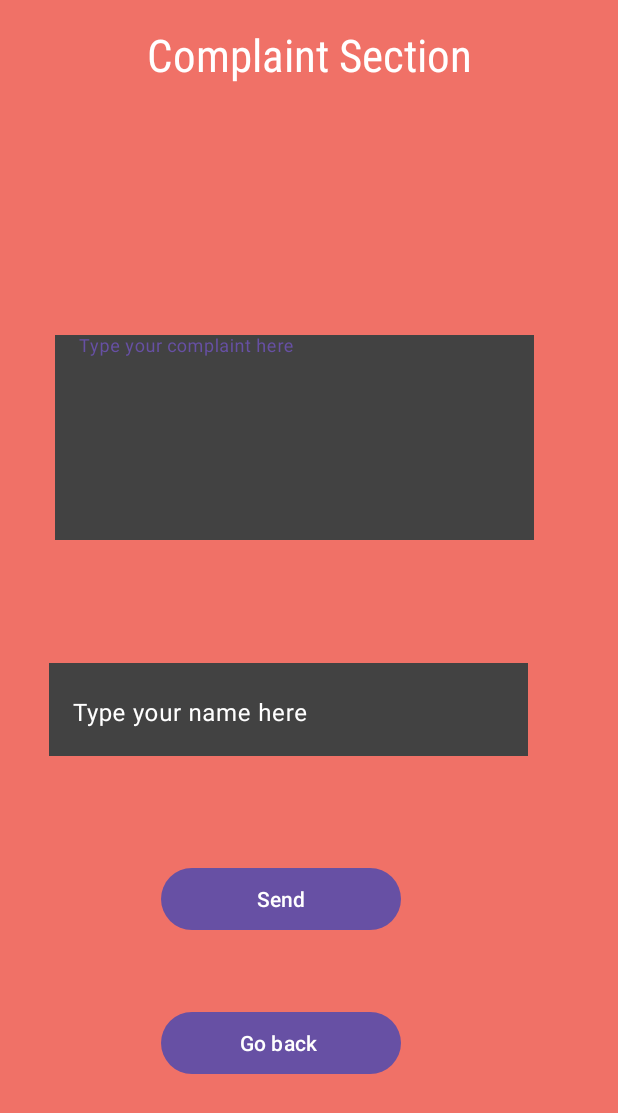
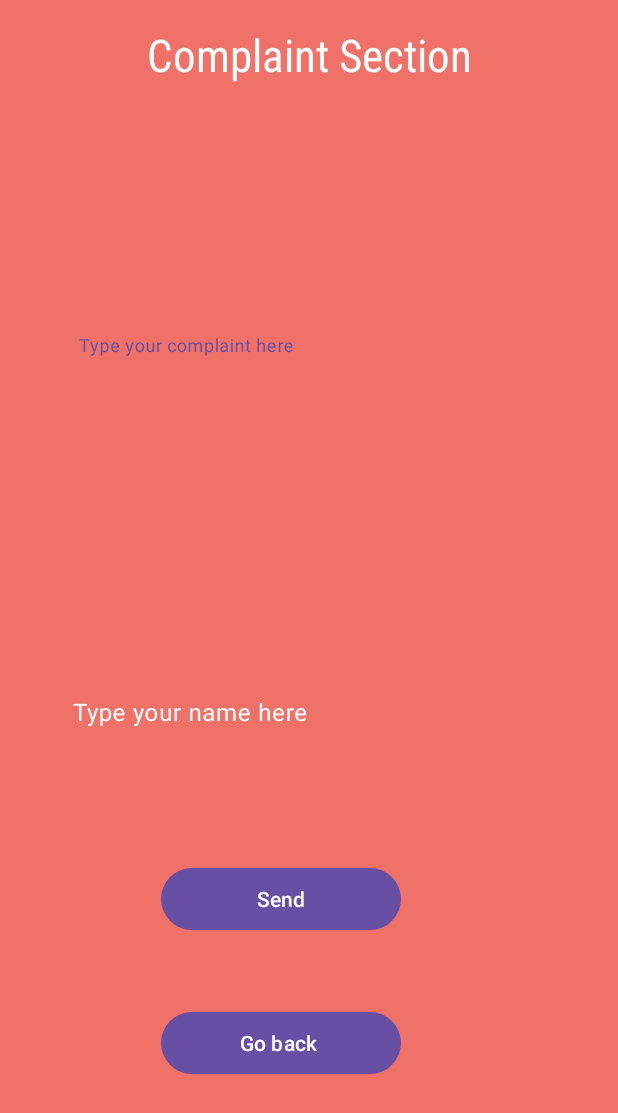
Before and after one commit to WenDEVLIFE/Complaint-Application, an Android app: the CreateComplaint screen opened directly, with no data from a screen before it, on a phone screen of 412 x 824 dp. Shown: the top 1113 px of the screen. Run offline under Robolectric (Android 15) with nearby library versions, the phone set to English and light mode, and no system bars; our stand-ins replace Firebase (no records; nobody signed in at launch, a user with empty details on screens opened directly).

Commit message:
👾updated

```diff
--- a/app/src/main/res/layout/activity_create_complaint.xml
+++ b/app/src/main/res/layout/activity_create_complaint.xml
@@ -16,7 +16,7 @@
             app:layout_constraintBottom_toBottomOf="parent"
             android:layout_marginEnd="56dp"
             android:textColorHint="@color/white"
-            android:background="@color/cardview_dark_background"
+            android:background="#F07167"
             android:id="@+id/textInputLayout1"
             android:layout_marginBottom="464dp">
 
@@ -25,7 +25,7 @@
                 android:layout_height="wrap_content"
                 android:hint="Type your complaint here"
                 android:textColorHint="@color/white"
-                android:background="@color/cardview_dark_background"
+                android:background="#F07167"
                 android:inputType="textMultiLine"
                 android:minLines="5"
                 android:id="@+id/complaintInput"
@@ -37,7 +37,7 @@
             android:layout_height="wrap_content"
             android:textColorHint="@color/white"
             app:layout_constraintEnd_toEndOf="parent"
-            android:background="@color/cardview_dark_background"
+            android:background="#F07167"
             app:layout_constraintBottom_toBottomOf="parent"
             android:layout_marginEnd="60dp"
             android:layout_marginBottom="320dp"
@@ -50,7 +50,7 @@
 
                 android:hint="Type your name here"
                 android:textColorHint="@color/white"
-                android:background="@color/cardview_dark_background"
+                android:background="#F07167"
                 android:inputType="text" />
 
     </com.google.android.material.textfield.TextInputLayout>
--- a/app/src/main/res/layout/activity_main.xml
+++ b/app/src/main/res/layout/activity_main.xml
@@ -13,7 +13,7 @@
             android:layout_height="29dp"
             android:id="@+id/textView"
             android:textSize="20sp"
-            android:textColor="@color/black"
+            android:textColor="@color/white"
             android:fontFamily="sans-serif-condensed"
             app:layout_constraintStart_toStartOf="parent"
             app:layout_constraintEnd_toEndOf="parent"
@@ -28,7 +28,7 @@
             android:layout_height="29dp"
             android:id="@+id/email"
             android:textSize="20sp"
-            android:textColor="@color/black"
+            android:textColor="@color/white"
             android:fontFamily="sans-serif-condensed"
             app:layout_constraintStart_toStartOf="parent"
             app:layout_constraintEnd_toEndOf="parent"
--- a/app/src/main/res/layout/activity_sign_up.xml
+++ b/app/src/main/res/layout/activity_sign_up.xml
@@ -24,9 +24,10 @@
     <EditText
             android:layout_width="364dp"
             android:layout_height="82dp"
+            android:drawableLeft="@drawable/gmail"
             android:inputType="textEmailAddress"
             android:ems="10"
-            android:background="@color/cardview_dark_background"
+            android:background="#F07167"
             android:id="@+id/editTextTextEmailAddress2"
             app:layout_constraintStart_toStartOf="parent"
             app:layout_constraintEnd_toEndOf="parent"
@@ -42,12 +43,13 @@
             android:layout_height="87dp"
             android:inputType="textPassword"
             android:ems="10"
-            android:background="@color/cardview_dark_background"
+            android:background="#F07167"
             android:hint="Password"
             android:textColorHint="@color/white"
             android:textColor="@color/white"
             android:id="@+id/editTextTextPassword2"
             app:layout_constraintEnd_toEndOf="parent"
+            android:drawableLeft="@drawable/password_12795740"
             app:layout_constraintStart_toStartOf="parent"
             app:layout_constraintBottom_toBottomOf="parent"
             android:layout_marginBottom="440dp"
```
Also changed, not shown: app/src/main/res/layout/activity_login_page.xml (+6 -4 lines), app/src/main/res/drawable/gmail.png (added), app/src/main/res/drawable/password_12795740.png (added).
